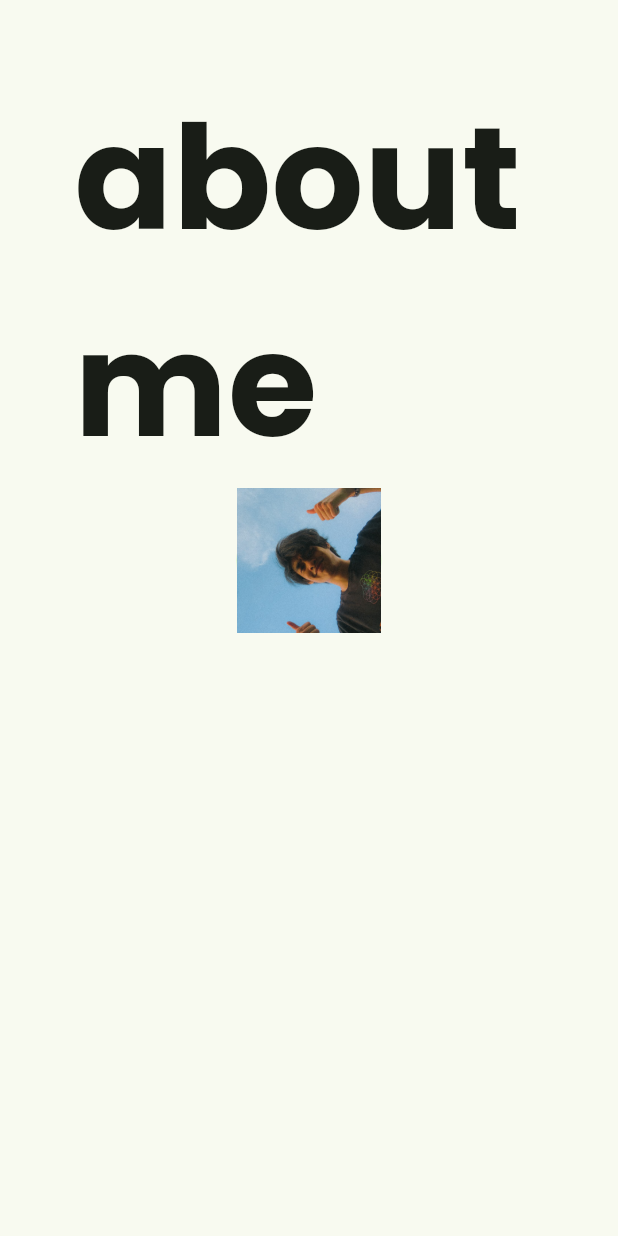
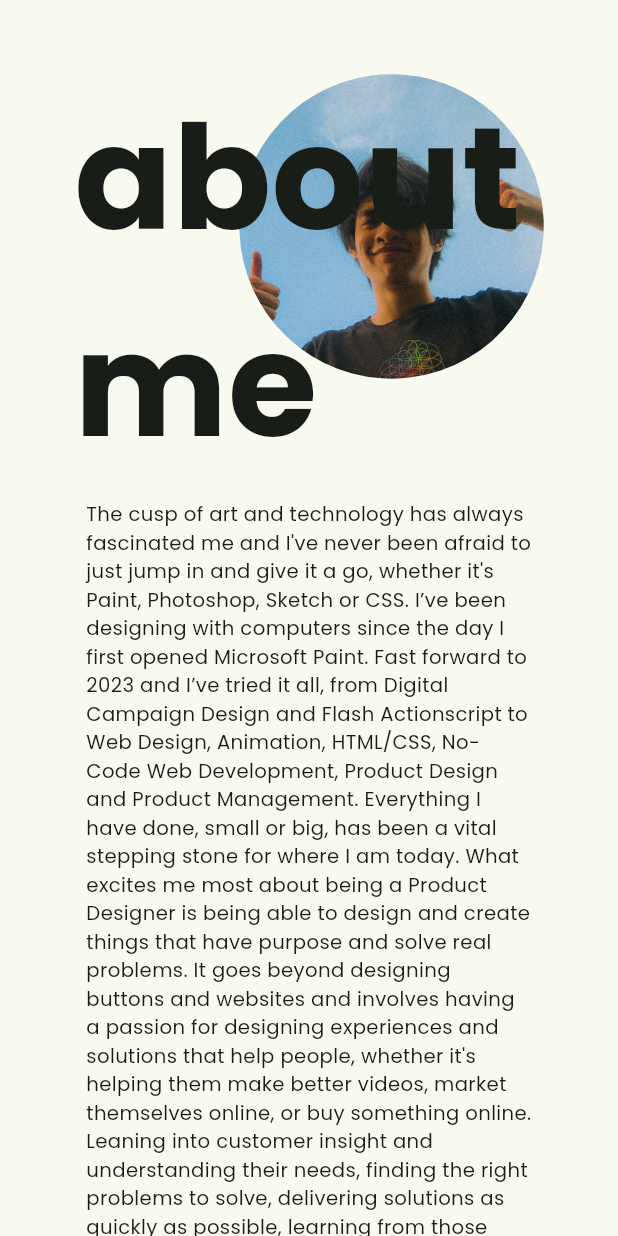
Before and after one commit to boyzwhocried/bwc_web1, a Flutter app: the AboutPage widget shown alone on an empty page, opened directly, on a phone screen of 412 x 824 dp. Run offline on Flutter 3.47's test engine with Material 2 defaults, Android fonts, the phone set to English and light mode, and no system bars; our stand-ins replace animated_text_kit, google_fonts.

Commit message:
added about page content

```diff
--- a/lib/screens/about_page.dart
+++ b/lib/screens/about_page.dart
@@ -1,7 +1,7 @@
-import 'package:bwc_web1/utils/responsive_fontsize.dart';
+import 'package:bwc_web1/utils/responsive_font_size.dart';
 import 'package:bwc_web1/utils/screen_dimensions.dart';
-import 'package:bwc_web1/widgets/custom/custom_animated_fade_in_text.dart';
 import 'package:bwc_web1/widgets/custom/custom_animated_fade_in_widget.dart';
+import 'package:bwc_web1/widgets/custom/custom_animated_spin_widget.dart';
 import 'package:flutter/material.dart';
 
 class AboutPage extends StatelessWidget {
@@ -13,11 +13,40 @@ class AboutPage extends StatelessWidget {
       child: Padding(
         padding: EdgeInsets.all((12 / 100) * getScreenWidth(context)),
         child: Column(
-          mainAxisAlignment: MainAxisAlignment.start,
+          children: [
+            Stack(
               children: [
                 AnimatedFadeInWidget(
+                  startDelay: const Duration(milliseconds: 500),
+                  child: Container(
+                    alignment: Alignment.centerRight,
+                    child: AnimatedSpinWidget(
+                      endRotationDegree: 420,
+                      delayedStart: true,
+                      delayDuration: const Duration(milliseconds: 500),
+                      spinCurve: Curves.easeInOutCubic,
+                      child: ClipOval(
+                        child: Image.asset(
+                          'assets/images/profile.jpg',
+                          width: responsiveFontSize(
+                            context,
+                            100,
+                            maxFontSize: 150,
+                          ),
+                          height: responsiveFontSize(
+                            context,
+                            100,
+                            maxFontSize: 150,
+                          ),
+                          fit: BoxFit.cover,
+                        ),
+                      ),
+                    ),
+                  ),
+                ),
+                AnimatedFadeInWidget(
                   slideDirection: SlideDirection.rightToLeft,
-              startDelay: Duration(milliseconds: 200),
+                  startDelay: const Duration(milliseconds: 200),
                   child: Text(
                     'about me',
                     style: TextStyle(
@@ -26,16 +55,20 @@ class AboutPage extends StatelessWidget {
                         fontWeight: FontWeight.bold),
                   ),
                 ),
-            CircleAvatar(
-              radius: 40 + (getScreenWidth(context) / 50),
-              // backgroundImage: const AssetImage('assets/images/profile.jpg'),
-              child: Image.asset('assets/images/profile.jpg'),
+              ],
             ),
+            Padding(
+              padding: const EdgeInsets.all(8.0),
+              child: Text(
+                'The cusp of art and technology has always fascinated me and I\'ve never been afraid to just jump in and give it a go, whether it\'s Paint, Photoshop, Sketch or CSS. I’ve been designing with computers since the day I first opened Microsoft Paint. Fast forward to 2023 and I\’ve tried it all, from Digital Campaign Design and Flash Actionscript to Web Design, Animation, HTML/CSS, No-Code Web Development, Product Design and Product Management. Everything I have done, small or big, has been a vital stepping stone for where I am today. What excites me most about being a Product Designer is being able to design and create things that have purpose and solve real problems. It goes beyond designing buttons and websites and involves having a passion for designing experiences and solutions that help people, whether it\'s helping them make better videos, market themselves online, or buy something online. Leaning into customer insight and understanding their needs, finding the right problems to solve, delivering solutions as quickly as possible, learning from those and then iterating and improving that value over time is the key to great product design.',
+                style: DefaultTextStyle.of(context)
+                    .style
+                    .copyWith(fontSize: responsiveFontSize(context, 9)),
+              ),
+            )
           ],
         ),
       ),
     );
   }
 }
-
-//https://drive.google.com/file/d/13nF0rj_7YsZxtBuprPn1S3xQBtJI49zO/view?usp=sharing
--- a/lib/screens/main_page.dart
+++ b/lib/screens/main_page.dart
@@ -2,7 +2,7 @@ import 'package:bwc_web1/provider/dark_mode_provider.dart';
 import 'package:bwc_web1/screens/about_page.dart';
 import 'package:bwc_web1/screens/front_page.dart';
 import 'package:bwc_web1/utils/color_gradient.dart';
-import 'package:bwc_web1/utils/responsive_fontsize.dart';
+import 'package:bwc_web1/utils/responsive_font_size.dart';
 import 'package:bwc_web1/widgets/contents/introduction.dart';
 import 'package:bwc_web1/widgets/custom/custom_animated_fade_in_text.dart';
 import 'package:bwc_web1/widgets/custom/smooth_gradient_background.dart';
@@ -60,7 +60,7 @@ class _MainPageState extends State<MainPage>
         title: Padding(
           padding: EdgeInsets.only(
               left: deviceType != DeviceType.phone
-                  ? (10 / 100) * screenWidth
+                  ? (10 / 100) * screenWidth // 10 percent of the screen width
                   : 0),
           child: GestureDetector(
             onTap: () {
--- /dev/null
+++ b/lib/utils/responsive_padding_size.dart
@@ -0,0 +1,12 @@
+import 'package:bwc_web1/utils/screen_dimensions.dart';
+import 'package:flutter/material.dart';
+
+double responsivePaddingSize(
+  BuildContext context,
+  double paddingSizePercentage,
+) {
+  double screenWidth = getScreenWidth(context);
+
+  (paddingSizePercentage / 100) * screenWidth;
+  return paddingSizePercentage;
+}
--- a/lib/widgets/contents/introduction.dart
+++ b/lib/widgets/contents/introduction.dart
@@ -1,7 +1,7 @@
 import 'package:animated_text_kit/animated_text_kit.dart';
 import 'package:bwc_web1/provider/dark_mode_provider.dart';
 import 'package:bwc_web1/utils/color_gradient.dart';
-import 'package:bwc_web1/utils/responsive_fontsize.dart';
+import 'package:bwc_web1/utils/responsive_font_size.dart';
 import 'package:bwc_web1/widgets/custom/custom_animated_fade_in_widget.dart';
 import 'package:bwc_web1/widgets/custom/on_hover_animated_text.dart';
 import 'package:flutter/material.dart';
@@ -17,6 +17,7 @@ class IntroductionSection extends StatelessWidget {
     return Column(
       children: [
         AnimatedFadeInWidget(
+          slideDirection: SlideDirection.topToBottom,
           curveType: Curves.easeInOutCubic,
           startDelay: const Duration(milliseconds: 200),
           child: Row(
--- a/lib/widgets/custom/custom_animated_fade_in_widget.dart
+++ b/lib/widgets/custom/custom_animated_fade_in_widget.dart
@@ -27,6 +27,7 @@ enum SlideDirection {
   bottomToTop,
   leftToRight,
   rightToLeft,
+  centerStill
 }
 
 class _AnimatedFadeInWidgetState extends State<AnimatedFadeInWidget>
@@ -49,7 +50,7 @@ class _AnimatedFadeInWidgetState extends State<AnimatedFadeInWidget>
       curve: curve,
     );
 
-    final slideDirection = widget.slideDirection ?? SlideDirection.topToBottom;
+    final slideDirection = widget.slideDirection ?? SlideDirection.centerStill;
     _slideAnimation = Tween<Offset>(
       begin: _getSlideOffset(slideDirection),
       end: Offset.zero,
@@ -75,6 +76,8 @@ class _AnimatedFadeInWidgetState extends State<AnimatedFadeInWidget>
         return const Offset(-1, 0);
       case SlideDirection.rightToLeft:
         return const Offset(1, 0);
+      case SlideDirection.centerStill:
+        return const Offset(0, 0);
     }
   }
 
--- /dev/null
+++ b/lib/widgets/custom/custom_animated_spin_widget.dart
@@ -0,0 +1,131 @@
+// ignore_for_file: library_private_types_in_public_api
+
+import 'package:flutter/material.dart';
+
+enum SpinDirection { clockwise, counterclockwise }
+
+class AnimatedSpinWidget extends StatefulWidget {
+  final Widget child;
+  final bool infiniteSpin;
+  final int spinCount;
+  final SpinDirection spinDirection;
+  final double startRotationDegree;
+  final double endRotationDegree;
+  final Duration spinDuration;
+  final Curve spinCurve;
+  final bool delayedStart;
+  final Duration delayDuration;
+
+  const AnimatedSpinWidget({
+    super.key,
+    required this.child,
+    this.infiniteSpin = true,
+    this.spinCount = 1,
+    this.spinDirection = SpinDirection.clockwise,
+    this.startRotationDegree = 0.0,
+    this.endRotationDegree = 360.0,
+    this.spinDuration = const Duration(seconds: 1),
+    this.spinCurve = Curves.easeInOut,
+    this.delayedStart = false,
+    this.delayDuration = const Duration(seconds: 0),
+  });
+
+  @override
+  _AnimatedSpinWidgetState createState() => _AnimatedSpinWidgetState();
+}
+
+class _AnimatedSpinWidgetState extends State<AnimatedSpinWidget>
+    with SingleTickerProviderStateMixin {
+  late AnimationController _controller;
+  late Animation<double> _animation;
+
+  @override
+  void initState() {
+    super.initState();
+
+    _controller = AnimationController(
+      vsync: this,
+      duration: widget.spinDuration,
+    );
+
+    double begin = widget.startRotationDegree;
+    double end = widget.endRotationDegree;
+
+    if (widget.spinDirection == SpinDirection.counterclockwise) {
+      double temp = begin;
+      begin = end;
+      end = temp;
+    }
+
+    _animation = Tween(begin: begin, end: end).animate(
+      CurvedAnimation(
+        parent: _controller,
+        curve: widget.spinCurve,
+      ),
+    );
+
+    if (widget.delayedStart) {
+      Future.delayed(widget.delayDuration, () {
+        _controller.forward();
+      });
+    } else {
+      _controller.forward();
+    }
+
+    if (!widget.infiniteSpin) {
+      _animation.addStatusListener((status) {
+        if (status == AnimationStatus.completed) {
+          _controller.dispose();
+        }
+      });
+    }
+  }
+
+  @override
+  void dispose() {
+    _controller.dispose();
+    super.dispose();
+  }
+
+  @override
+  Widget build(BuildContext context) {
+    return AnimatedBuilder(
+      animation: _animation,
+      child: widget.child,
+      builder: (context, child) {
+        return Transform.rotate(
+          angle: _animation.value *
+              (3.14159265358979323846 / 180), // Convert to radians
+          child: child,
+        );
+      },
+    );
+  }
+}
+
+void usageExample() {
+  runApp(MaterialApp(
+    home: Scaffold(
+      appBar: AppBar(
+        title: const Text('Spinning Widget Example'),
+      ),
+      body: Center(
+        child: AnimatedSpinWidget(
+          infiniteSpin: true,
+          spinDirection: SpinDirection.clockwise,
+          startRotationDegree: 0.0,
+          endRotationDegree: 360.0,
+          spinDuration: const Duration(seconds: 1),
+          spinCurve: Curves.easeInOut,
+          delayedStart: true,
+          delayDuration: const Duration(seconds: 2),
+          child: Container(
+            width: 100,
+            height: 100,
+            color: Colors.blue,
+          ),
+        ),
+      ),
+    ),
+  ));
+}
```
Also changed, not shown: lib/utils/responsive_font_size.dart (renamed from lib/utils/responsive_fontsize.dart). Lines whose indentation alone changed are shown as unchanged.
